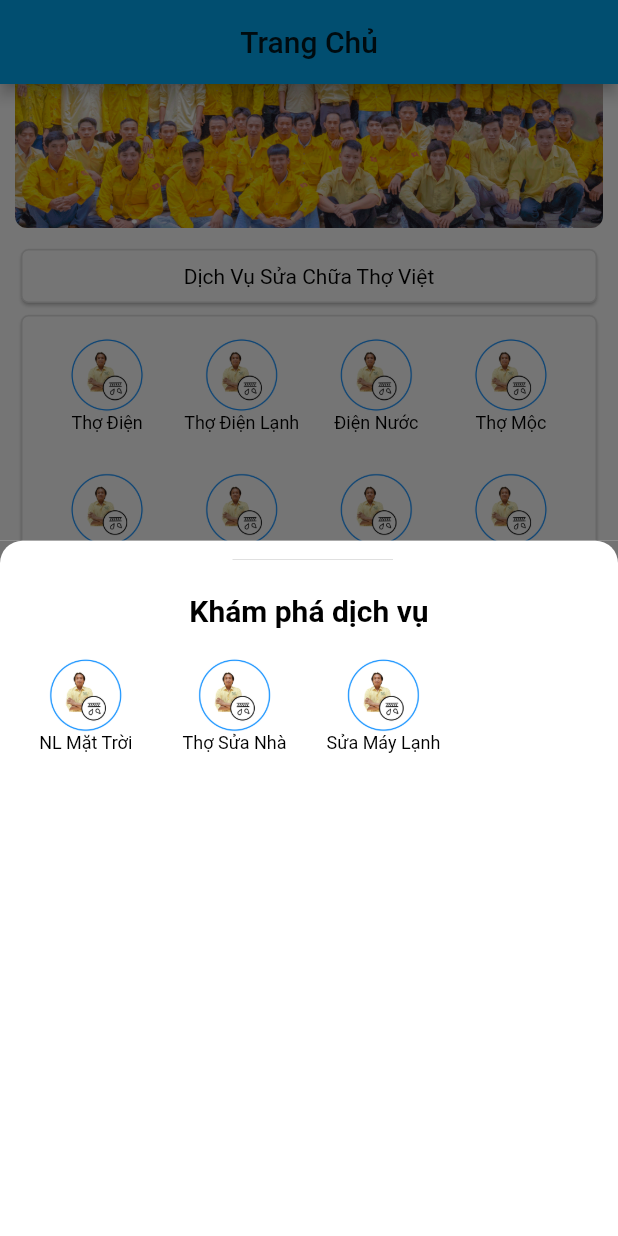
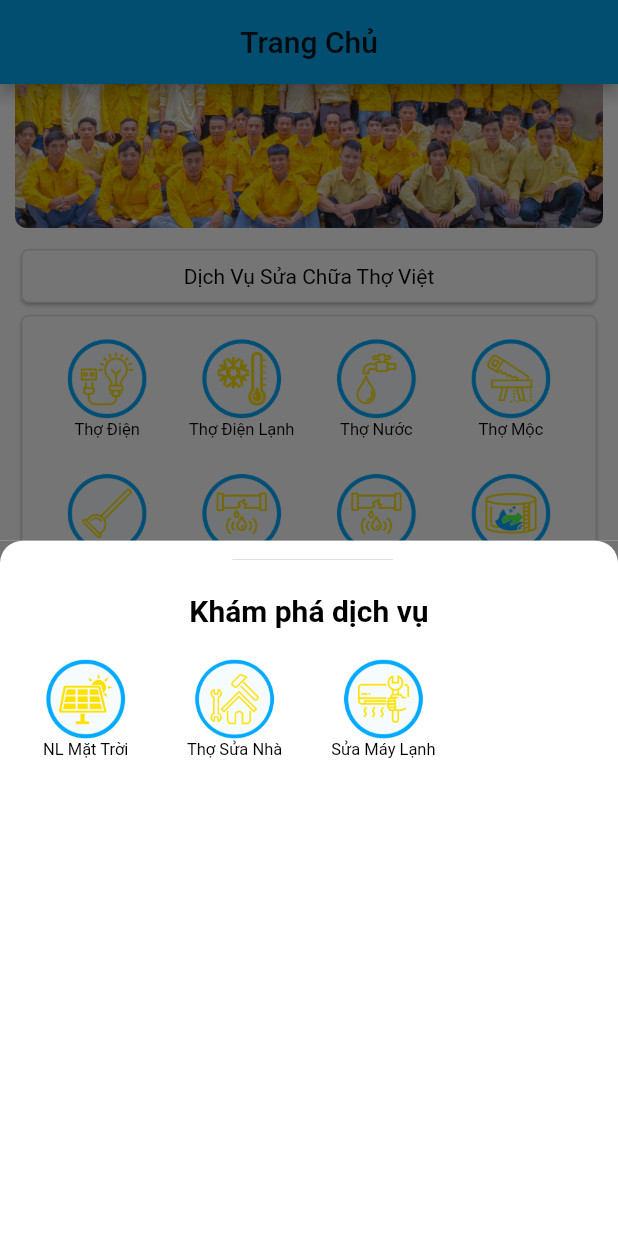
Before and after one commit to ThongKieu/appthoviet, a Flutter app: the screen it shows after launch, scrolled down 114 dp, after a tap on "Thợ Khác", on a phone screen of 412 x 824 dp. Run offline on Flutter 3.47's test engine with Material 2 defaults, Android fonts, the light colour scheme and no system bars; missing offline and left inert: date_form_field, dropdownfield, fab_circular_menu; Roboto replaces fonts that are missing (arial).

Commit message:
add icon

```diff
--- a/lib/Views/datLich.dart
+++ b/lib/Views/datLich.dart
@@ -86,7 +86,7 @@ class _DatLichWidgetState extends State<DatLichWidget> {
   Widget build(BuildContext context) {
     return SingleChildScrollView(
       child: Padding(
-        padding: EdgeInsets.symmetric(vertical: 20, horizontal: 15),
+        padding: EdgeInsets.symmetric(vertical: 10, horizontal: 15),
         child: Form(
           key: _formKey,
           child: Column(
@@ -237,20 +237,20 @@ class _DatLichWidgetState extends State<DatLichWidget> {
                           horizontal: 5,
                         ),
                         child: DateFormField(
-                          format: 'dd-MM-yyyy',
+                          format: 'yyyy-MM-dd',
                           controller: ngayDatControll,
                           showPicker: showPicker,
                           decoration: InputDecoration(
                             labelText: 'Chọn ngày',
                             contentPadding: EdgeInsets.symmetric(
-                                vertical: 16, horizontal: 10),
+                                vertical: 12, horizontal: 10),
                             border: OutlineInputBorder(
                               borderRadius: BorderRadius.circular(20),
                             ),
                           ),
                         ),
                       ),
-                      Padding(padding: EdgeInsets.all(5)),
+                      Padding(padding: EdgeInsets.all(1)),
                       GridView.count(
                         primary: false,
                         padding: const EdgeInsets.fromLTRB(0, 5, 0, 5),
@@ -313,7 +313,7 @@ class _DatLichWidgetState extends State<DatLichWidget> {
                                 padding: EdgeInsets.all(10),
                                 child: Text(
                                   "Đặt Lịch",
-                                  style: TextStyle(fontSize: 18),
+                                  style: TextStyle(fontSize: 14),
                                 ),
                               ),
                             ),
@@ -336,7 +336,7 @@ class _DatLichWidgetState extends State<DatLichWidget> {
                                 padding: EdgeInsets.all(10),
                                 child: Text(
                                   "Thoát",
-                                  style: TextStyle(fontSize: 18),
+                                  style: TextStyle(fontSize: 14),
                                 ),
                               ),
                             ),
--- a/lib/Views/home.dart
+++ b/lib/Views/home.dart
@@ -97,7 +97,7 @@ class HomeStateWidget extends State<HomeWidget> {
                       splashColor: Colors.green[200],
                       child: Center(
                         child: DVTV(
-                          urlDVTV: url + 'vsbn.png',
+                          urlDVTV: url + 'thoDien.png',
                           titleDVTV: 'Thợ Điện',
                         ),
                       ),
@@ -116,7 +116,7 @@ class HomeStateWidget extends State<HomeWidget> {
                       splashColor: Colors.green[200],
                       child: Center(
                         child: DVTV(
-                          urlDVTV: url + 'vsbn.png',
+                          urlDVTV: url + 'thoDL.png',
                           titleDVTV: 'Thợ Điện Lạnh',
                         ),
                       ),
@@ -137,8 +137,8 @@ class HomeStateWidget extends State<HomeWidget> {
                       splashColor: Colors.green[200],
                       child: Center(
                         child: DVTV(
-                          urlDVTV: url + 'vsbn.png',
-                          titleDVTV: 'Điện Nước',
+                          urlDVTV: url + 'thoNuoc.png',
+                          titleDVTV: 'Thợ Nước',
                         ),
                       ),
                     ),
@@ -155,7 +155,7 @@ class HomeStateWidget extends State<HomeWidget> {
                       splashColor: Colors.green[200],
                       child: Center(
                         child: DVTV(
-                          urlDVTV: url + 'vsbn.png',
+                          urlDVTV: url + 'thoMoc.png',
                           titleDVTV: 'Thợ Mộc',
                         ),
                       ),
@@ -174,7 +174,7 @@ class HomeStateWidget extends State<HomeWidget> {
                       splashColor: Colors.green[200],
                       child: Center(
                         child: DVTV(
-                          urlDVTV: url + 'vsbn.png',
+                          urlDVTV: url + 'thoThongNghet.png',
                           titleDVTV: 'Thông Nghẹt',
                         ),
                       ),
@@ -193,7 +193,7 @@ class HomeStateWidget extends State<HomeWidget> {
                       splashColor: Colors.green[200],
                       child: Center(
                         child: DVTV(
-                          urlDVTV: url + 'vsbn.png',
+                          urlDVTV: url + 'thoDoRoRi.png',
                           titleDVTV: 'Chống Thấm',
                         ),
                       ),
@@ -211,7 +211,7 @@ class HomeStateWidget extends State<HomeWidget> {
                       splashColor: Colors.green[200],
                       child: Center(
                         child: DVTV(
-                          urlDVTV: url + 'vsbn.png',
+                          urlDVTV: url + 'thoDoRoRi.png',
                           titleDVTV: 'Dò Nước Rò Rỉ',
                         ),
                       ),
@@ -244,7 +244,7 @@ class HomeStateWidget extends State<HomeWidget> {
                       splashColor: Colors.green[200],
                       child: Center(
                         child: DVTV(
-                          urlDVTV: url + 'ThoKhac.png',
+                          urlDVTV: url + 'dvKhac.png',
                           titleDVTV: 'Thợ Khác',
                         ),
                       ),
@@ -342,7 +342,7 @@ void _dVkhac(context) {
                             splashColor: Colors.green[200],
                             child: Center(
                               child: DVTV(
-                                urlDVTV: url + 'vsbn.png',
+                                urlDVTV: url + 'thoPMT.png',
                                 titleDVTV: 'NL Mặt Trời',
                               ),
                             ),
@@ -361,7 +361,7 @@ void _dVkhac(context) {
                             splashColor: Colors.green[200],
                             child: Center(
                               child: DVTV(
-                                urlDVTV: url + 'vsbn.png',
+                                urlDVTV: url + 'thoSuaNha.png',
                                 titleDVTV: 'Thợ Sửa Nhà',
                               ),
                             ),
@@ -380,7 +380,7 @@ void _dVkhac(context) {
                             splashColor: Colors.green[200],
                             child: Center(
                               child: DVTV(
-                                urlDVTV: url + 'vsbn.png',
+                                urlDVTV: url + 'thoSuaML.png',
                                 titleDVTV: 'Sửa Máy Lạnh',
                               ),
                             ),
@@ -414,14 +414,14 @@ class DVTV extends StatelessWidget {
           children: [
             Image.asset(
               urlDVTV,
-              width: 50,
-              height: 50,
+              width: 55,
+              height: 55,
               fit: BoxFit.cover,
             ),
             new Text(
               titleDVTV,
               style: TextStyle(
-                fontSize: 12,
+                fontSize: 11,
               ),
             ),
           ],
```
Also changed, not shown: pubspec.yaml (+10 -0 lines), lib/images/dvKhac.png (added), lib/images/thoDL.png (added), lib/images/thoDien.png (added), lib/images/thoDoRoRi.png (added), lib/images/thoMoc.png (added), lib/images/thoNuoc.png (added), lib/images/thoPMT.png (added), lib/images/thoSuaML.png (added), lib/images/thoSuaNha.png (added), lib/images/thoThongNghet.png (added), lib/images/vsbn.png, 1 other file.
